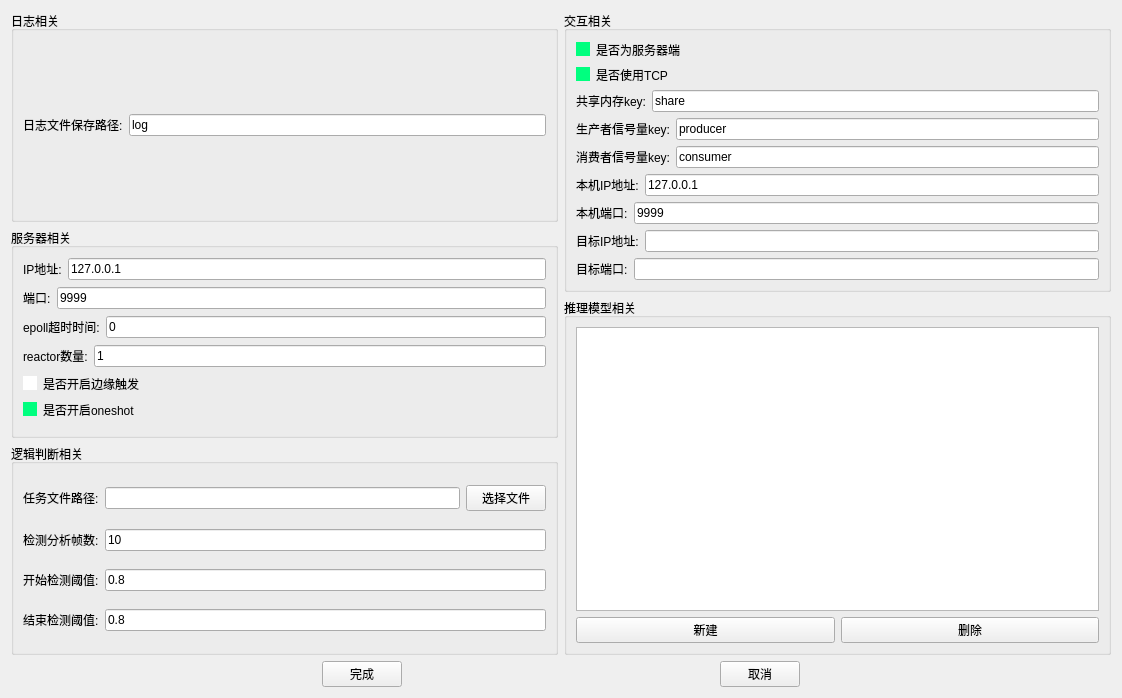
Qt form Terminal/src/ConfigPage.ui (OoShawnoO/Robert) before a commit.
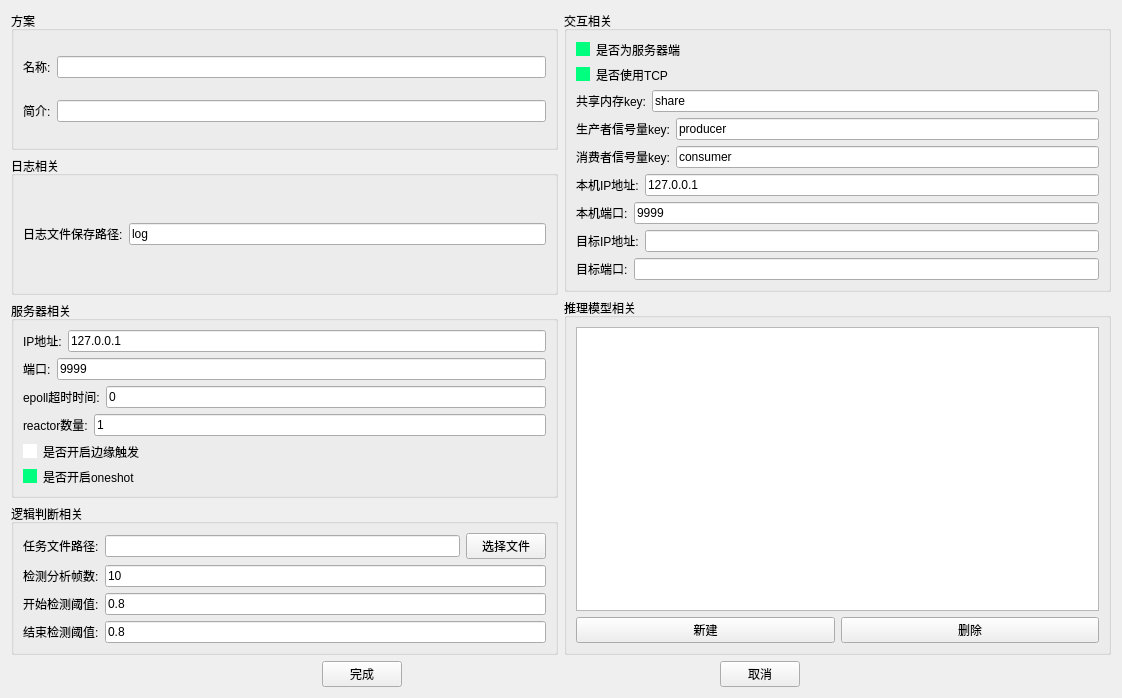
The same form after that commit.

What changed in the file:
```diff
--- a/Terminal/src/ConfigPage.ui
+++ b/Terminal/src/ConfigPage.ui
@@ -41,11 +41,62 @@
     background-color: rgb(170, 255, 0); 
 } </string>
   </property>
-  <layout class="QVBoxLayout" name="verticalLayout_8">
+  <layout class="QVBoxLayout" name="verticalLayout_9">
    <item>
-    <layout class="QHBoxLayout" name="horizontalLayout_14">
+    <layout class="QHBoxLayout" name="horizontalLayout_17">
      <item>
-      <layout class="QVBoxLayout" name="verticalLayout_7">
+      <layout class="QVBoxLayout" name="verticalLayout_8">
+       <item>
+        <widget class="QGroupBox" name="groupBox_6">
+         <property name="title">
+          <string>方案</string>
+         </property>
+         <layout class="QVBoxLayout" name="verticalLayout_7">
+          <item>
+           <layout class="QHBoxLayout" name="horizontalLayout_14">
+            <item>
+             <widget class="QLabel" name="label_13">
+              <property name="text">
+               <string>名称:</string>
+              </property>
+             </widget>
+            </item>
+            <item>
+             <widget class="QLineEdit" name="nameEdit">
+              <property name="text">
+               <string/>
+              </property>
+              <property name="placeholderText">
+               <string/>
+              </property>
+             </widget>
+            </item>
+           </layout>
+          </item>
+          <item>
+           <layout class="QHBoxLayout" name="horizontalLayout_16">
+            <item>
+             <widget class="QLabel" name="label_14">
+              <property name="text">
+               <string>简介:</string>
+              </property>
+             </widget>
+            </item>
+            <item>
+             <widget class="QLineEdit" name="descEdit">
+              <property name="text">
+               <string/>
+              </property>
+              <property name="placeholderText">
+               <string/>
+              </property>
+             </widget>
+            </item>
+           </layout>
+          </item>
+         </layout>
+        </widget>
+       </item>
        <item>
         <widget class="QGroupBox" name="groupBox">
          <property name="title">
```
Left out of the diff: 54 changed lines with no effect on the pictures.
